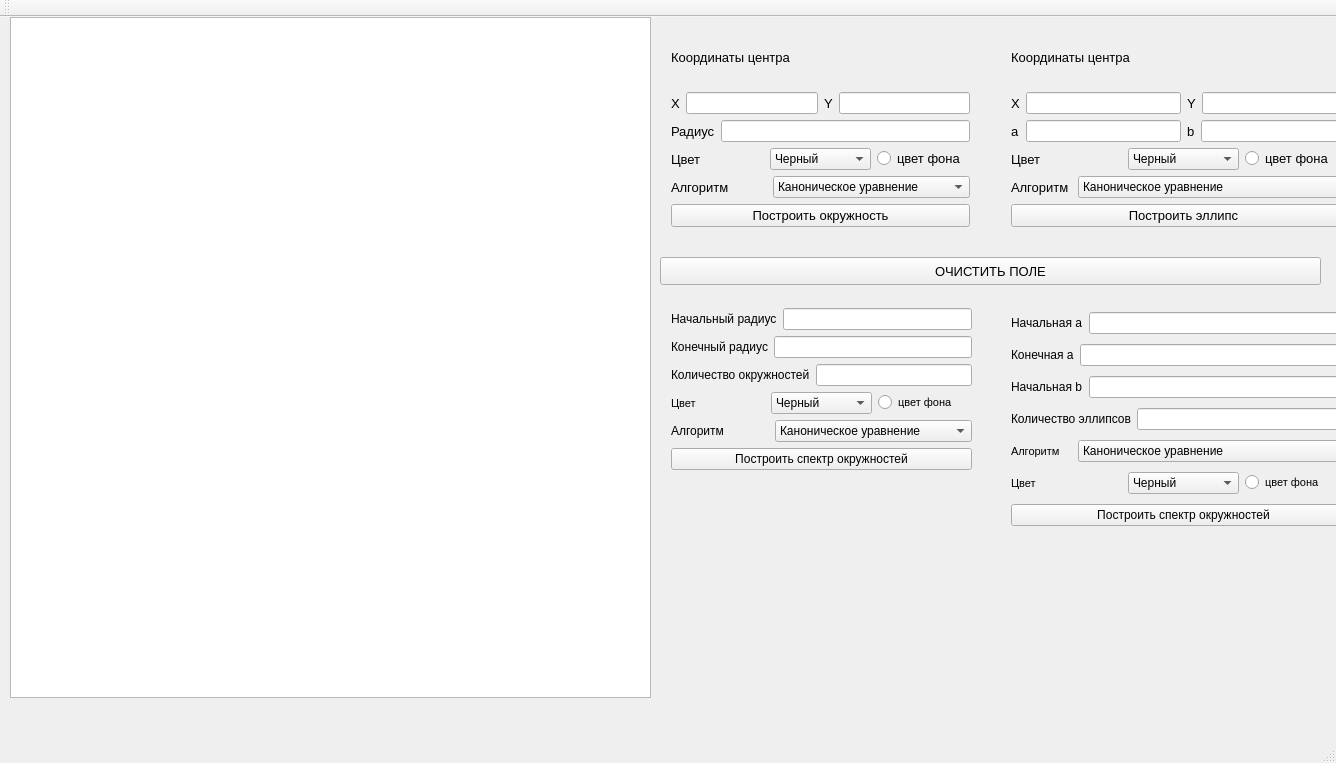
Above: ksupol/lab_04/lab_04/mainwindow.ui from SGCube/IU7-Computer-Graphics before the change. Below: the same form after it.
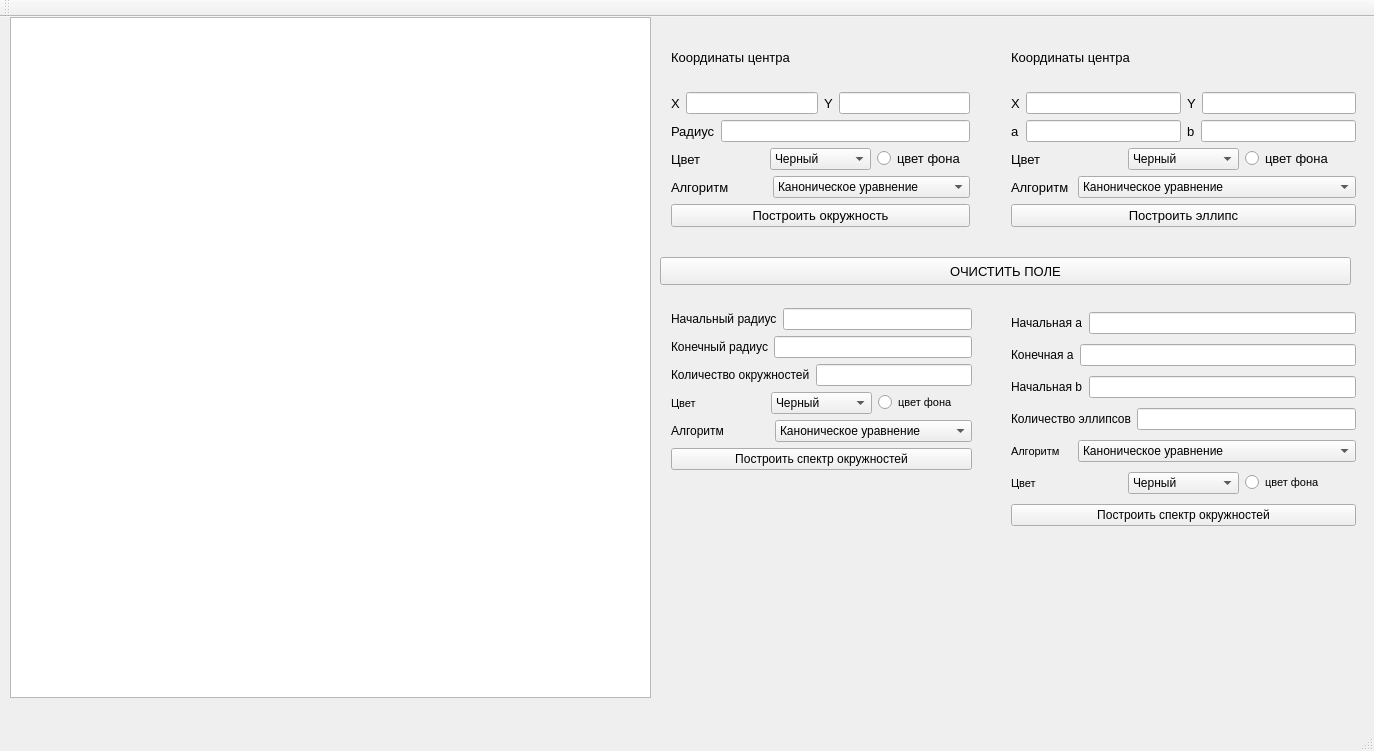
That is the form after the change.

What changed in the file:
```diff
--- a/ksupol/lab_04/lab_04/mainwindow.ui
+++ b/ksupol/lab_04/lab_04/mainwindow.ui
@@ -6,8 +6,8 @@
    <rect>
     <x>0</x>
     <y>0</y>
-    <width>1336</width>
-    <height>763</height>
+    <width>1374</width>
+    <height>751</height>
    </rect>
   </property>
   <property name="windowTitle">
@@ -860,7 +860,7 @@
      <rect>
       <x>660</x>
       <y>240</y>
-      <width>661</width>
+      <width>691</width>
       <height>28</height>
      </rect>
     </property>
```
Left out of the diff: 2 changed lines with no effect on the pictures.
